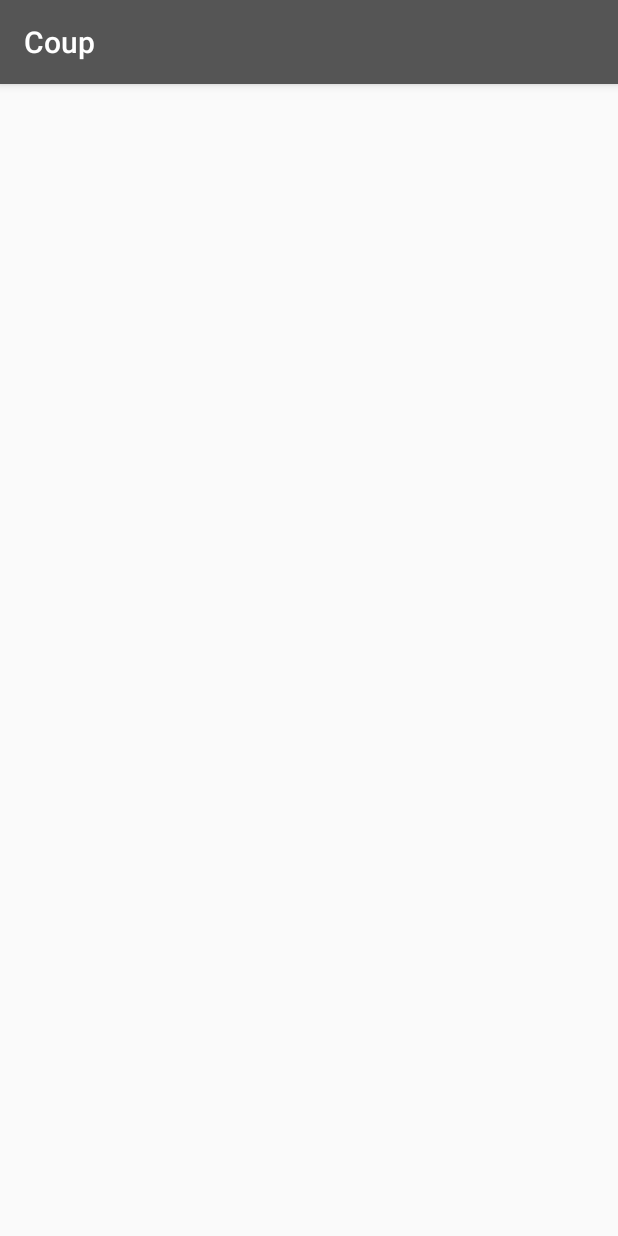
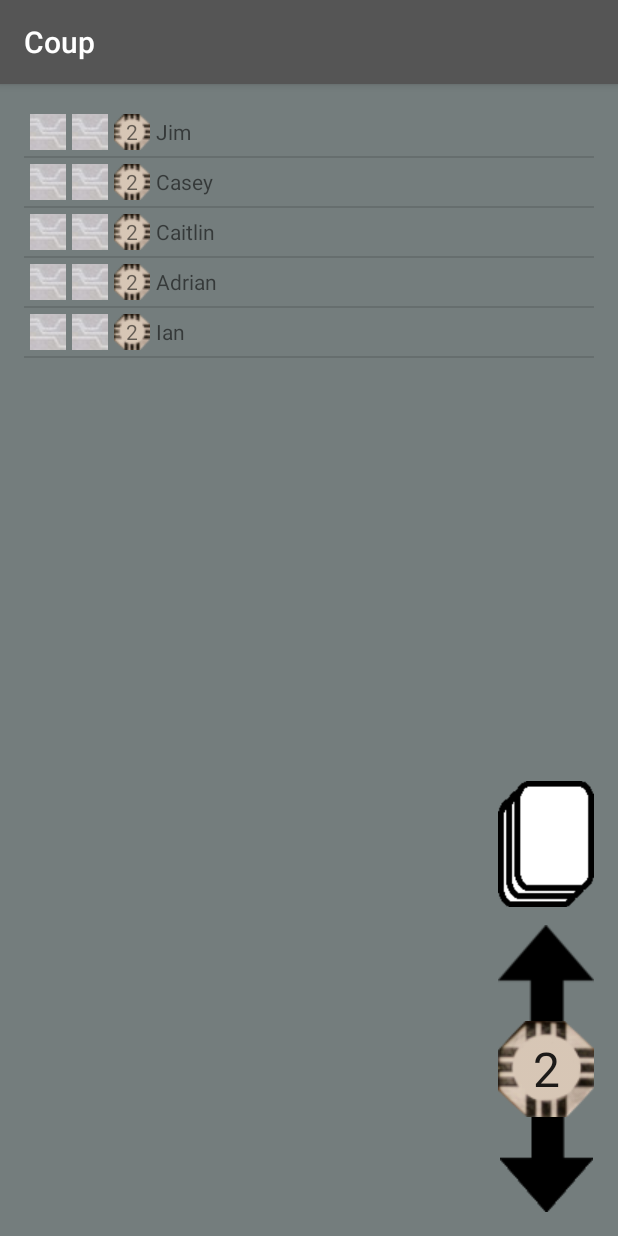
Before and after one commit to jepayne1138/CoupSandbox, an Android app: the screen it shows after launch (CoupActivity), on a phone screen of 412 x 824 dp. Run offline under Robolectric (Android 15) with nearby library versions, the phone set to English and light mode, and no system bars; our stand-ins replace data binding.

Commit message:
Fixed fragments so main game fragment loads properly

```diff
--- a/app/src/main/java/com/jepaynedev/coupsandbox/CoupActivity.java
+++ b/app/src/main/java/com/jepaynedev/coupsandbox/CoupActivity.java
@@ -1,12 +1,30 @@
 package com.jepaynedev.coupsandbox;
 
+import android.support.v4.app.FragmentManager;
 import android.support.v7.app.AppCompatActivity;
 import android.os.Bundle;
 
 public class CoupActivity extends AppCompatActivity {
 
+    public GameManager game;
+    final private FragmentManager fragmentManager = getSupportFragmentManager();
+
     @Override
     protected void onCreate(Bundle savedInstanceState) {
         super.onCreate(savedInstanceState);
+        setContentView(R.layout.activity_main);
+
+        game = new GameManager();
+
+        // Create the game instance
+        game.setCurrentPlayer(game.addPlayer("Jim"));
+        game.addPlayer("Casey");
+        game.addPlayer("Caitlin");
+        game.addPlayer("Adrian");
+        game.addPlayer("Ian");
+
+        GameFragment gameFragment = new GameFragment();
+
+        fragmentManager.beginTransaction().add(R.id.fragment_container, gameFragment).commit();
     }
 }
--- a/app/src/main/java/com/jepaynedev/coupsandbox/GameFragment.java
+++ b/app/src/main/java/com/jepaynedev/coupsandbox/GameFragment.java
@@ -1,18 +1,24 @@
 package com.jepaynedev.coupsandbox;
 
 
+import android.databinding.DataBindingUtil;
 import android.os.Bundle;
 import android.support.v4.app.Fragment;
 import android.view.LayoutInflater;
 import android.view.View;
 import android.view.ViewGroup;
+import android.widget.ImageButton;
+import android.widget.ListView;
+
+import com.jepaynedev.coupsandbox.databinding.FragmentGameBinding;
 
 
 /**
  * A simple {@link Fragment} subclass.
  */
-public class GameFragment extends Fragment {
+public class GameFragment extends Fragment implements View.OnClickListener {
 
+    private GameManager game;
 
     public GameFragment() {
         // Required empty public constructor
@@ -22,8 +28,36 @@ public class GameFragment extends Fragment {
     @Override
     public View onCreateView(LayoutInflater inflater, ViewGroup container,
                              Bundle savedInstanceState) {
+        CoupActivity activity = (CoupActivity)getActivity();
+        game = activity.game;
+
         // Inflate the layout for this fragment
-        return inflater.inflate(R.layout.fragment_game, container, false);
+        FragmentGameBinding binding = DataBindingUtil.inflate(inflater, R.layout.fragment_game, container, false);
+
+        // Set the current user to the data model in the binding
+        binding.setCurPlayer(game.getCurrentPlayer());
+
+        // Initialize the player list view
+        ListView playerListView = (ListView) binding.getRoot().findViewById(R.id.listPlayers);
+        PlayerListAdapter playerListAdapter = new PlayerListAdapter(game, getActivity());
+        playerListView.setAdapter(playerListAdapter);
+
+        // Set buttons to use this interface as the onClick listener
+        ((ImageButton)(binding.getRoot().findViewById(R.id.buttonCoinUp))).setOnClickListener(this);
+        ((ImageButton)(binding.getRoot().findViewById(R.id.buttonCoinDown))).setOnClickListener(this);
+
+        return binding.getRoot();
     }
 
+    @Override
+    public void onClick(View v) {
+        switch (v.getId()) {
+            case R.id.buttonCoinUp:
+                game.getCurrentPlayer().incrementCoins();
+                break;
+            case R.id.buttonCoinDown:
+                game.getCurrentPlayer().decrementCoins();
+                break;
+        }
+    }
 }
--- /dev/null
+++ b/app/src/main/java/com/jepaynedev/coupsandbox/PlayerListAdapter.java
@@ -0,0 +1,50 @@
+package com.jepaynedev.coupsandbox;
+
+import android.content.Context;
+import android.databinding.DataBindingUtil;
+import android.view.LayoutInflater;
+import android.view.View;
+import android.view.ViewGroup;
+import android.widget.BaseAdapter;
+
+import com.jepaynedev.coupsandbox.databinding.PlayerListBinding;
+
+/**
+ * Created by Jim on 3/16/2016.
+ */
+public class PlayerListAdapter extends BaseAdapter {
+
+    final private GameManager game;
+    final private LayoutInflater inflater;
+    private PlayerListBinding binding;
+
+    PlayerListAdapter(GameManager game, Context context) {
+        // Constructor
+        this.game = game;
+        inflater = LayoutInflater.from(context);
+    }
+
+    @Override
+    public int getCount() {
+        return game.getPlayers().size();
+    }
+
+    @Override
+    public Object getItem(int position) {
+        return game.getPlayers().get(position);
+    }
+
+    @Override
+    public long getItemId(int position) {
+        return position;
+    }
+
+    @Override
+    public View getView(int position, View convertView, ViewGroup parent) {
+        binding = DataBindingUtil.inflate(inflater, R.layout.player_list, parent, false);
+
+        binding.setPlayer(game.getPlayer(position));
+
+        return binding.getRoot();
+    }
+}
--- a/app/src/main/res/layout/activity_main.xml
+++ b/app/src/main/res/layout/activity_main.xml
@@ -1,7 +1,12 @@
 <?xml version="1.0" encoding="utf-8"?>
-<RelativeLayout xmlns:android="http://schemas.android.com/apk/res/android"
-    android:id="@+id/main_layout"
+<FrameLayout xmlns:android="http://schemas.android.com/apk/res/android"
+    android:id="@+id/fragment_container"
     android:layout_width="match_parent"
-    android:layout_height="match_parent">
+    android:layout_height="match_parent"
+    android:background="@color/charcoalGrey"
+    android:paddingBottom="@dimen/activity_vertical_margin"
+    android:paddingLeft="@dimen/activity_horizontal_margin"
+    android:paddingRight="@dimen/activity_horizontal_margin"
+    android:paddingTop="@dimen/activity_vertical_margin" >
 
-</RelativeLayout>
+</FrameLayout>
--- a/app/src/main/res/layout/fragment_game.xml
+++ b/app/src/main/res/layout/fragment_game.xml
@@ -1,5 +1,4 @@
 <?xml version="1.0" encoding="utf-8"?>
-<!-- This is added for databinding -->
 <layout
     xmlns:android="http://schemas.android.com/apk/res/android"
     xmlns:tools="http://schemas.android.com/tools" >
@@ -13,7 +12,7 @@
         android:layout_width="match_parent"
         android:layout_height="match_parent"
         android:background="@color/charcoalGrey"
-        tools:context="com.jepaynedev.coupsandbox.MainActivity">
+        tools:context="com.jepaynedev.coupsandbox.CoupActivity">
 
         <ListView
             android:layout_width="wrap_content"
@@ -48,8 +47,7 @@
             android:layout_alignLeft="@+id/imageCoinBackground"
             android:layout_alignRight="@+id/imageCoinBackground"
             android:layout_above="@+id/imageCoinBackground"
-            android:contentDescription="@string/buttonCoinUpDesc"
-            android:onClick="buttonCoinUpOnClick" />
+            android:contentDescription="@string/buttonCoinUpDesc" />
 
         <ImageView
             android:layout_width="wrap_content"
@@ -89,8 +87,7 @@
             android:layout_alignParentBottom="true"
             android:layout_alignParentEnd="true"
             android:layout_alignParentRight="true"
-            android:contentDescription="@string/buttonCoinDownDesc"
-            android:onClick="buttonCoinDownOnClick" />
+            android:contentDescription="@string/buttonCoinDownDesc" />
 
         <ImageView
             android:layout_width="wrap_content"
--- /dev/null
+++ b/app/src/main/res/layout/player_list.xml
@@ -0,0 +1,85 @@
+<?xml version="1.0" encoding="utf-8"?>
+<layout
+    xmlns:android="http://schemas.android.com/apk/res/android" >
+    <data>
+        <variable
+            name="player"
+            type="com.jepaynedev.coupsandbox.Player" />
+    </data>
+
+    <RelativeLayout
+        android:layout_width="match_parent"
+        android:layout_height="match_parent">
+
+        <ImageView
+            android:layout_width="wrap_content"
+            android:layout_height="wrap_content"
+            android:id="@+id/imageListInfluenceIcon1"
+            android:layout_centerVertical="true"
+            android:layout_alignParentLeft="true"
+            android:layout_alignParentStart="true"
+            android:layout_alignParentTop="true"
+            android:layout_alignParentBottom="true"
+            android:src="@drawable/hidden_icon"
+            android:layout_margin="4dp" />
+
+        <ImageView
+            android:layout_width="wrap_content"
+            android:layout_height="wrap_content"
+            android:id="@+id/imageListInfluenceIcon2"
+            android:layout_centerVertical="true"
+            android:layout_toRightOf="@+id/imageListInfluenceIcon1"
+            android:layout_toEndOf="@+id/imageListInfluenceIcon1"
+            android:layout_alignParentTop="true"
+            android:layout_alignParentBottom="true"
+            android:src="@drawable/hidden_icon"
+            android:layout_marginTop="4dp"
+            android:layout_marginBottom="4dp"
+            android:layout_marginRight="4dp"
+            android:layout_marginEnd="4dp" />
+
+        <ImageView
+            android:layout_width="wrap_content"
+            android:layout_height="wrap_content"
+            android:id="@+id/imageListCoinsBackground"
+            android:layout_centerVertical="true"
+            android:layout_toRightOf="@+id/imageListInfluenceIcon2"
+            android:layout_toEndOf="@+id/imageListInfluenceIcon2"
+            android:layout_alignParentTop="true"
+            android:layout_alignParentBottom="true"
+            android:src="@drawable/coup_coin_icon"
+            android:layout_marginTop="4dp"
+            android:layout_marginRight="4dp"
+            android:layout_marginEnd="4dp"
+            android:layout_marginBottom="4dp" />
+
+        <TextView
+            android:layout_width="wrap_content"
+            android:layout_height="wrap_content"
+            android:id="@+id/textListPlayerScreenName"
+            android:layout_centerVertical="true"
+            android:layout_toRightOf="@+id/imageListCoinsBackground"
+            android:layout_toEndOf="@+id/imageListCoinsBackground"
+            android:layout_marginTop="4dp"
+            android:layout_marginBottom="4dp"
+            android:layout_alignParentTop="true"
+            android:layout_alignParentBottom="true"
+            android:layout_alignParentRight="true"
+            android:gravity="left|center_vertical"
+            android:text="@{player.screenName}" />
+
+        <TextView
+            android:layout_width="wrap_content"
+            android:layout_height="wrap_content"
+            android:id="@+id/textListPlayerCoins"
+            android:layout_centerVertical="true"
+            android:layout_alignLeft="@+id/imageListCoinsBackground"
+            android:layout_alignStart="@+id/imageListCoinsBackground"
+            android:layout_alignRight="@+id/imageListCoinsBackground"
+            android:layout_alignEnd="@+id/imageListCoinsBackground"
+            android:layout_alignBottom="@+id/imageListCoinsBackground"
+            android:layout_alignTop="@+id/imageListCoinsBackground"
+            android:gravity="center"
+            android:text="@{Integer.toString(player.coins)}" />
+    </RelativeLayout>
+</layout>
--- /dev/null
+++ b/app/src/main/res/values/dimens.xml
@@ -0,0 +1,7 @@
+<?xml version="1.0" encoding="utf-8"?>
+<resources>
+    <!-- Default screen margins, per the Android Design guidelines. -->
+    <dimen name="activity_horizontal_margin">16dp</dimen>
+    <dimen name="activity_vertical_margin">16dp</dimen>
+    <dimen name="fab_margin">16dp</dimen>
+</resources>
```
